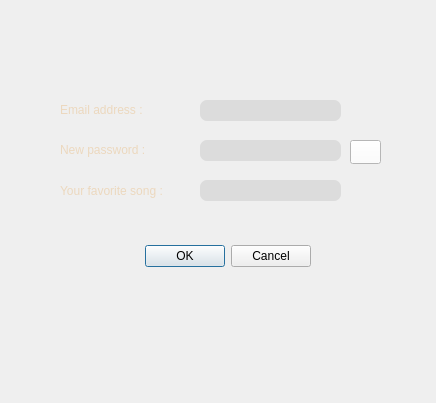
Before: the Qt Designer form client_apProject/forgotpassworddialog.ui in sabasheikhi/ap_project, drawn with Qt 5.
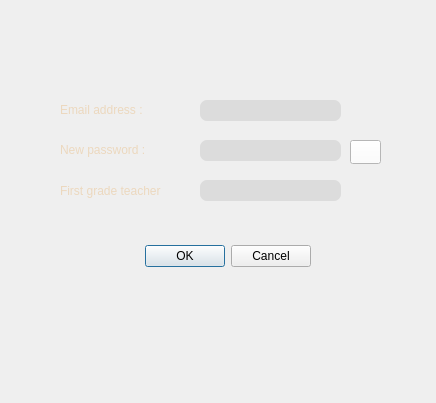
After: the same form once the commit is applied. Icons and pictures are not drawn.

The edit to the form file:
```diff
--- a/client_apProject/forgotpassworddialog.ui
+++ b/client_apProject/forgotpassworddialog.ui
@@ -106,7 +106,7 @@
     <string notr="true">color: #ECD8BE;</string>
    </property>
    <property name="text">
-    <string>Your favorite song :</string>
+    <string>First grade teacher</string>
    </property>
   </widget>
   <widget class="QLabel" name="newPasswordLabel">
```
